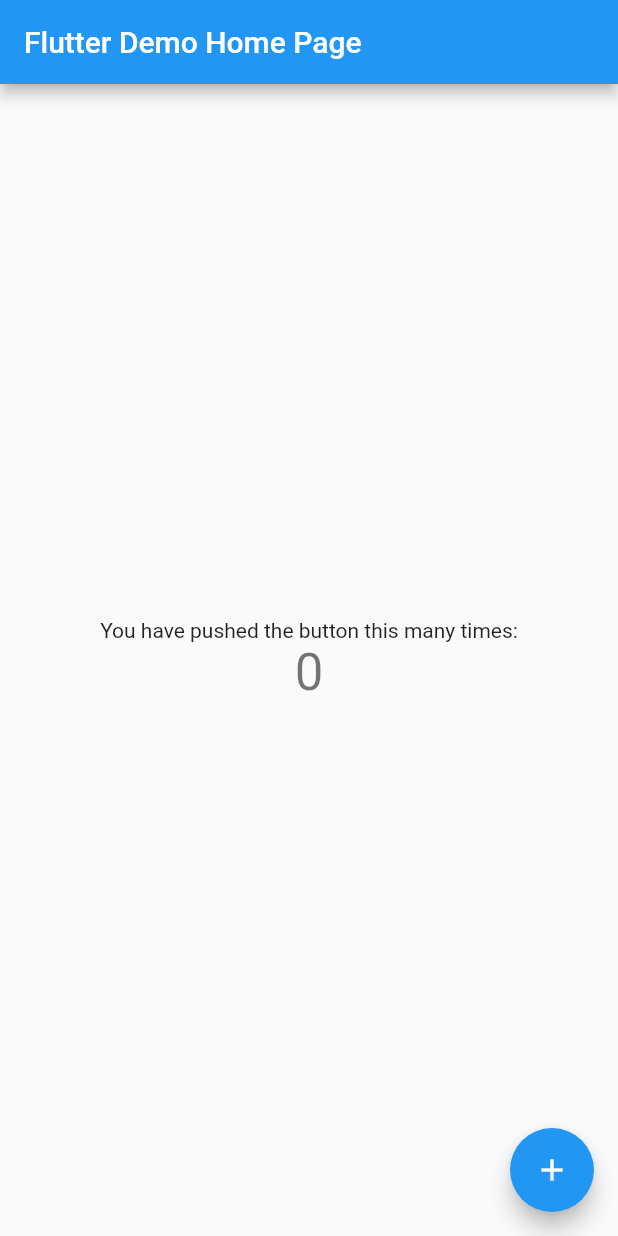
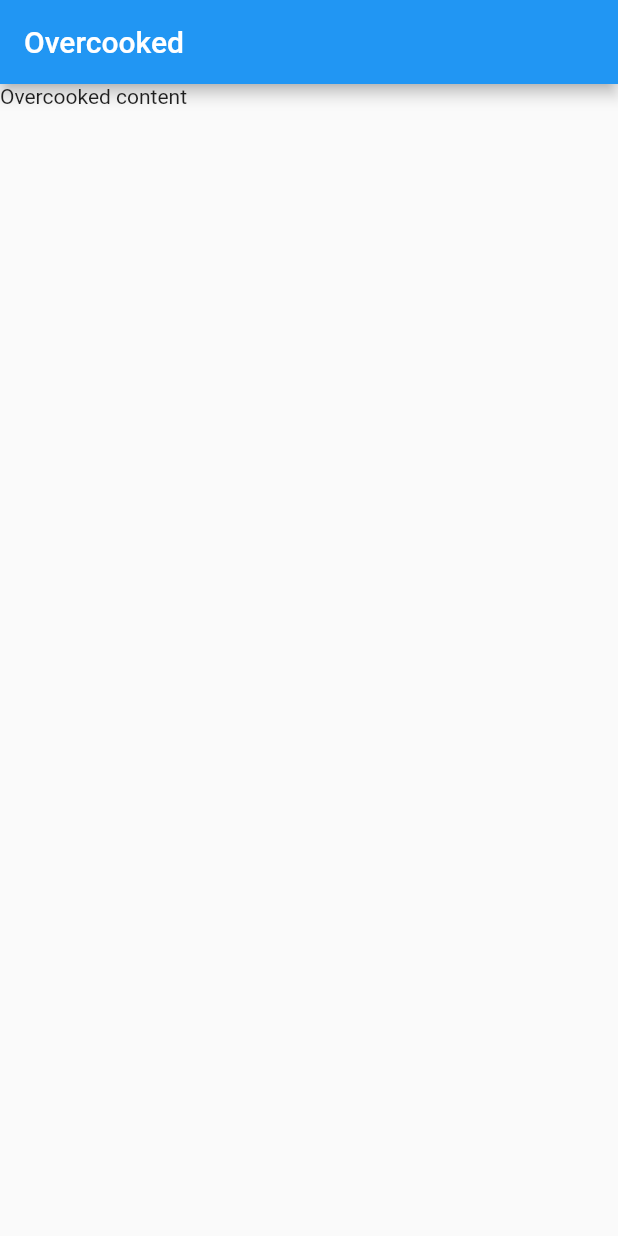
Before and after one commit to two-brothers/overcooked-app, a Flutter app: the screen it shows after launch, on a phone screen of 412 x 824 dp. Run offline on Flutter 3.47's test engine with Material 2 defaults, Android fonts, the phone set to English and light mode, and no system bars.

Commit message:
removed generated flutter sample app

```diff
--- /dev/null
+++ b/overcooked/lib/app/app.dart
@@ -0,0 +1,19 @@
+import 'package:flutter/material.dart';
+
+class App extends StatelessWidget {
+  @override
+  Widget build(BuildContext context) {
+    return MaterialApp(
+      title: 'Overcooked',
+      theme: ThemeData(
+        primarySwatch: Colors.blue,
+      ),
+      home: Scaffold(
+        appBar: AppBar(
+          title: Text('Overcooked'),
+        ),
+        body: Text("Overcooked content"),
+      ),
+    );
+  }
+}
--- a/overcooked/lib/main.dart
+++ b/overcooked/lib/main.dart
@@ -1,111 +1,4 @@
 import 'package:flutter/material.dart';
+import 'package:overcooked/app/app.dart';
 
-void main() => runApp(MyApp());
-
-class MyApp extends StatelessWidget {
-  // This widget is the root of your application.
-  @override
-  Widget build(BuildContext context) {
-    return MaterialApp(
-      title: 'Flutter Demo',
-      theme: ThemeData(
-        // This is the theme of your application.
-        //
-        // Try running your application with "flutter run". You'll see the
-        // application has a blue toolbar. Then, without quitting the app, try
-        // changing the primarySwatch below to Colors.green and then invoke
-        // "hot reload" (press "r" in the console where you ran "flutter run",
-        // or simply save your changes to "hot reload" in a Flutter IDE).
-        // Notice that the counter didn't reset back to zero; the application
-        // is not restarted.
-        primarySwatch: Colors.blue,
-      ),
-      home: MyHomePage(title: 'Flutter Demo Home Page'),
-    );
-  }
-}
-
-class MyHomePage extends StatefulWidget {
-  MyHomePage({Key key, this.title}) : super(key: key);
-
-  // This widget is the home page of your application. It is stateful, meaning
-  // that it has a State object (defined below) that contains fields that affect
-  // how it looks.
-
-  // This class is the configuration for the state. It holds the values (in this
-  // case the title) provided by the parent (in this case the App widget) and
-  // used by the build method of the State. Fields in a Widget subclass are
-  // always marked "final".
-
-  final String title;
-
-  @override
-  _MyHomePageState createState() => _MyHomePageState();
-}
-
-class _MyHomePageState extends State<MyHomePage> {
-  int _counter = 0;
-
-  void _incrementCounter() {
-    setState(() {
-      // This call to setState tells the Flutter framework that something has
-      // changed in this State, which causes it to rerun the build method below
-      // so that the display can reflect the updated values. If we changed
-      // _counter without calling setState(), then the build method would not be
-      // called again, and so nothing would appear to happen.
-      _counter++;
-    });
-  }
-
-  @override
-  Widget build(BuildContext context) {
-    // This method is rerun every time setState is called, for instance as done
-    // by the _incrementCounter method above.
-    //
-    // The Flutter framework has been optimized to make rerunning build methods
-    // fast, so that you can just rebuild anything that needs updating rather
-    // than having to individually change instances of widgets.
-    return Scaffold(
-      appBar: AppBar(
-        // Here we take the value from the MyHomePage object that was created by
-        // the App.build method, and use it to set our appbar title.
-        title: Text(widget.title),
-      ),
-      body: Center(
-        // Center is a layout widget. It takes a single child and positions it
-        // in the middle of the parent.
-        child: Column(
-          // Column is also layout widget. It takes a list of children and
-          // arranges them vertically. By default, it sizes itself to fit its
-          // children horizontally, and tries to be as tall as its parent.
-          //
-          // Invoke "debug painting" (press "p" in the console, choose the
-          // "Toggle Debug Paint" action from the Flutter Inspector in Android
-          // Studio, or the "Toggle Debug Paint" command in Visual Studio Code)
-          // to see the wireframe for each widget.
-          //
-          // Column has various properties to control how it sizes itself and
-          // how it positions its children. Here we use mainAxisAlignment to
-          // center the children vertically; the main axis here is the vertical
-          // axis because Columns are vertical (the cross axis would be
-          // horizontal).
-          mainAxisAlignment: MainAxisAlignment.center,
-          children: <Widget>[
-            Text(
-              'You have pushed the button this many times:',
-            ),
-            Text(
-              '$_counter',
-              style: Theme.of(context).textTheme.display1,
-            ),
-          ],
-        ),
-      ),
-      floatingActionButton: FloatingActionButton(
-        onPressed: _incrementCounter,
-        tooltip: 'Increment',
-        child: Icon(Icons.add),
-      ), // This trailing comma makes auto-formatting nicer for build methods.
-    );
-  }
-}
+void main() => runApp(App());
```
